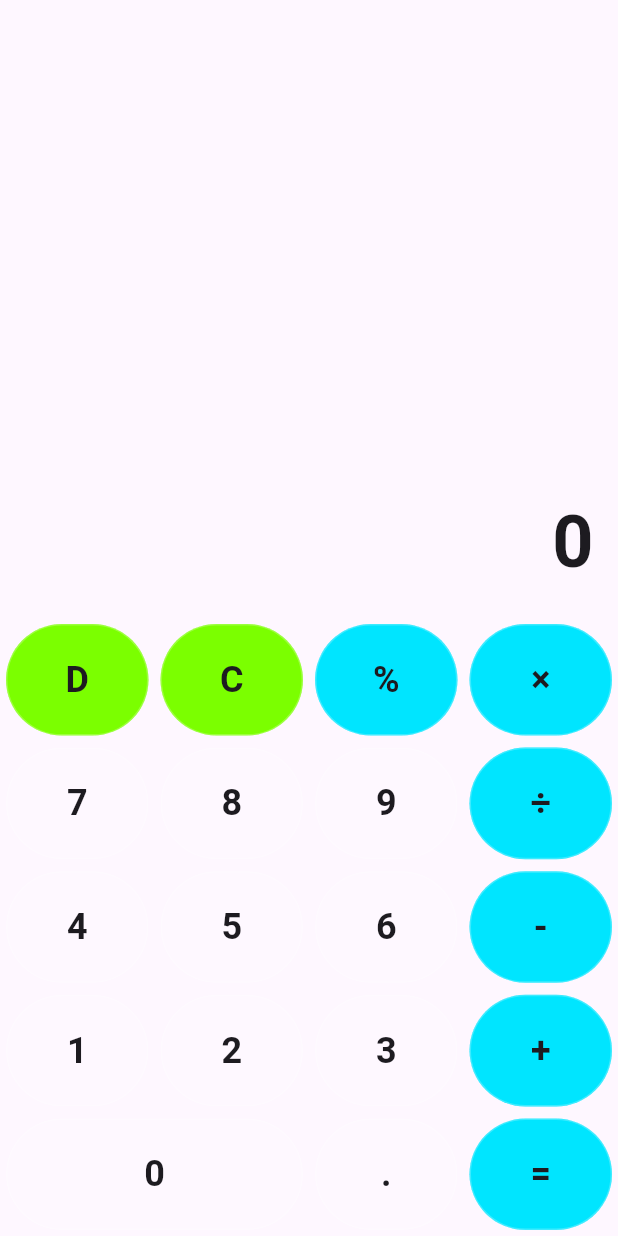
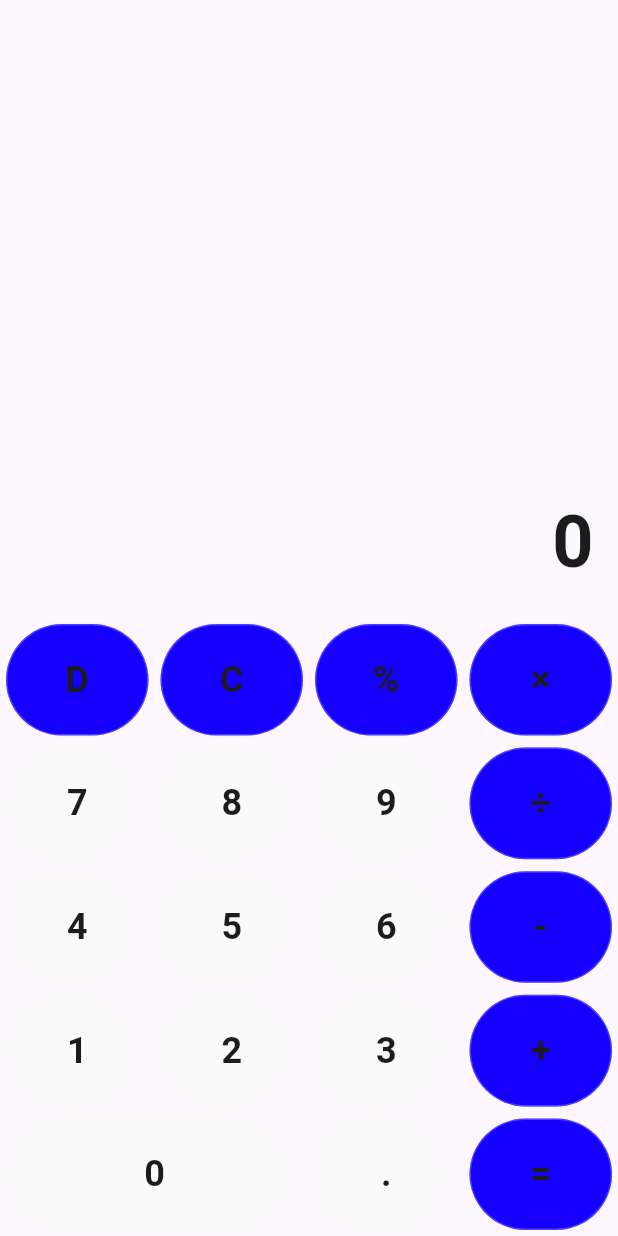
Before and after one commit to Shyaka12/flutter-Mobile, a Flutter app: the screen it shows after launch, in the side drawer, after a tap on "Calculater", on a phone screen of 412 x 824 dp. Run offline on Flutter 3.47's test engine with Material 3 defaults, Android fonts, the phone set to English and light mode, and no system bars.

Commit message:
committ  main

```diff
--- a/lib/calculate.dart
+++ b/lib/calculate.dart
@@ -241,7 +241,7 @@ class CalculatorScreenstate extends State<CalculatorScreen> {
   // ########
   Color getBtnColor(value) {
     return [Btn.del, Btn.clr].contains(value)
-        ? const Color.fromARGB(255, 123, 255, 0)
+        ? Color.fromARGB(255, 21, 0, 255)
         : [
             Btn.per,
             Btn.multiply,
@@ -250,7 +250,7 @@ class CalculatorScreenstate extends State<CalculatorScreen> {
             Btn.divide,
             Btn.calculate,
           ].contains(value)
-            ? const Color.fromARGB(255, 0, 229, 255)
+            ? const Color.fromARGB(255, 21, 0, 255)
             : Colors.white10;
   }
 }
```
